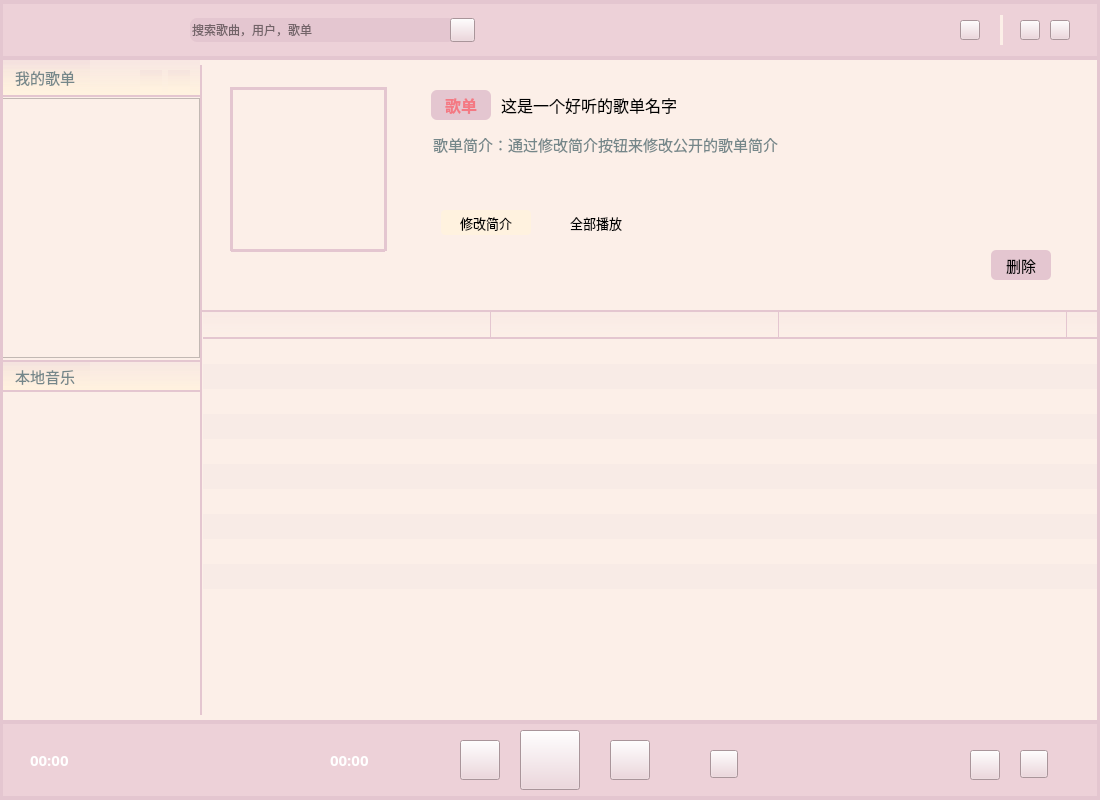
Qt form ui/Main.ui (MyEternalMoon/PyQt_mp3Player) before a commit.
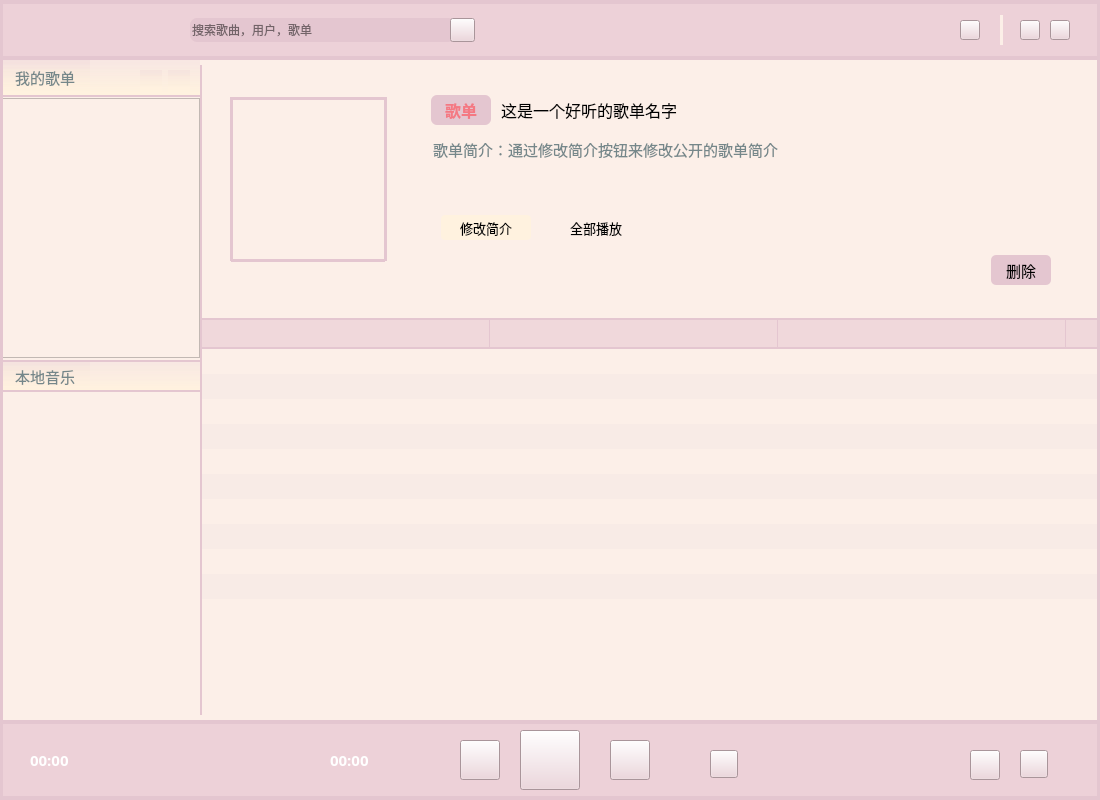
The same form after that commit. Icons and pictures are not drawn.

```diff
--- a/ui/Main.ui
+++ b/ui/Main.ui
@@ -939,7 +939,7 @@
       <x>201</x>
       <y>60</y>
       <width>900</width>
-      <height>250</height>
+      <height>258</height>
      </rect>
     </property>
     <property name="focusPolicy">
@@ -949,7 +949,7 @@
      <property name="geometry">
       <rect>
        <x>37</x>
-       <y>40</y>
+       <y>50</y>
        <width>140</width>
        <height>140</height>
       </rect>
@@ -962,7 +962,7 @@
      <property name="geometry">
       <rect>
        <x>230</x>
-       <y>30</y>
+       <y>35</y>
        <width>60</width>
        <height>30</height>
       </rect>
@@ -991,7 +991,7 @@
      <property name="geometry">
       <rect>
        <x>300</x>
-       <y>30</y>
+       <y>35</y>
        <width>280</width>
        <height>30</height>
       </rect>
@@ -1010,7 +1010,7 @@
      <property name="geometry">
       <rect>
        <x>350</x>
-       <y>150</y>
+       <y>155</y>
        <width>90</width>
        <height>25</height>
       </rect>
@@ -1041,7 +1041,7 @@
      <property name="geometry">
       <rect>
        <x>240</x>
-       <y>150</y>
+       <y>155</y>
        <width>90</width>
        <height>25</height>
       </rect>
@@ -1079,7 +1079,7 @@
      <property name="geometry">
       <rect>
        <x>790</x>
-       <y>190</y>
+       <y>195</y>
        <width>60</width>
        <height>30</height>
       </rect>
@@ -1113,7 +1113,7 @@
      <property name="geometry">
       <rect>
        <x>230</x>
-       <y>70</y>
+       <y>75</y>
        <width>550</width>
        <height>30</height>
       </rect>
@@ -1144,7 +1144,7 @@
      <property name="geometry">
       <rect>
        <x>800</x>
-       <y>30</y>
+       <y>35</y>
        <width>45</width>
        <height>45</height>
       </rect>
@@ -1160,7 +1160,7 @@
      <property name="geometry">
       <rect>
        <x>230</x>
-       <y>110</y>
+       <y>115</y>
        <width>500</width>
        <height>25</height>
       </rect>
@@ -1182,7 +1182,7 @@
      <property name="geometry">
       <rect>
        <x>30</x>
-       <y>27</y>
+       <y>37</y>
        <width>154</width>
        <height>3</height>
       </rect>
@@ -1201,7 +1201,7 @@
      <property name="geometry">
       <rect>
        <x>30</x>
-       <y>189</y>
+       <y>199</y>
        <width>154</width>
        <height>3</height>
       </rect>
@@ -1220,7 +1220,7 @@
      <property name="geometry">
       <rect>
        <x>29</x>
-       <y>27</y>
+       <y>37</y>
        <width>3</width>
        <height>164</height>
       </rect>
@@ -1239,7 +1239,7 @@
      <property name="geometry">
       <rect>
        <x>183</x>
-       <y>27</y>
+       <y>37</y>
        <width>3</width>
        <height>164</height>
       </rect>
@@ -1259,7 +1259,7 @@
     <property name="geometry">
      <rect>
       <x>200</x>
-      <y>310</y>
+      <y>318</y>
       <width>900</width>
       <height>2</height>
      </rect>
@@ -1277,10 +1277,10 @@
    <widget class="QTableWidget" name="listMusicWidget">
     <property name="geometry">
      <rect>
-      <x>203</x>
-      <y>312</y>
+      <x>202</x>
+      <y>320</y>
       <width>897</width>
-      <height>405</height>
+      <height>397</height>
      </rect>
     </property>
     <property name="font">
@@ -1313,25 +1313,29 @@
     alternate-background-color:rgb(248, 235, 230);
     selection-color:black;    /*鼠标选中时前景色：文字颜色*/ 
     selection-background-color:rgba(245, 231, 236, 220);   /*鼠标选中时背景色*/
-   height:12px;
+
     /*border-radius:5px;*/
     /*表格与边框的间距*/
 }
 
 /*设置表头属性*/
-QTableWidget QHeaderView{border:none}
+QTableWidget::item
+{
+    min-width: 106.75px;
+    min-height: 50px;
+}
 QTableWidget QHeaderView::section
 {
 
-	background-color: qlineargradient(spread:pad, x1:0, y1:1, x2:0, y2:0, stop:0.08 rgba(252, 239, 232, 255), stop:1 rgb(228, 198, 208,30));
+	background-color: rgba(237, 209, 216, 200);/*qlineargradient(spread:pad, x1:0, y1:1, x2:0, y2:0, stop:0.08 rgba(252, 239, 232, 255), stop:1 rgb(228, 198, 208,30));
     /*color:black;*/
-	color:#75878a;
+	color:rgb(112,112,112);
    border:2px solid;
 border-right:1px solid;
 border-top:0;
 border-left:0;
 	border-color:rgb(228, 198, 208);
-	height:25px;
+	height:27px;
 	font-size:19px;
 
 font-family:&quot;微软雅黑&quot;;
```
Left out of the diff: 3 changed lines with no effect on the pictures.
